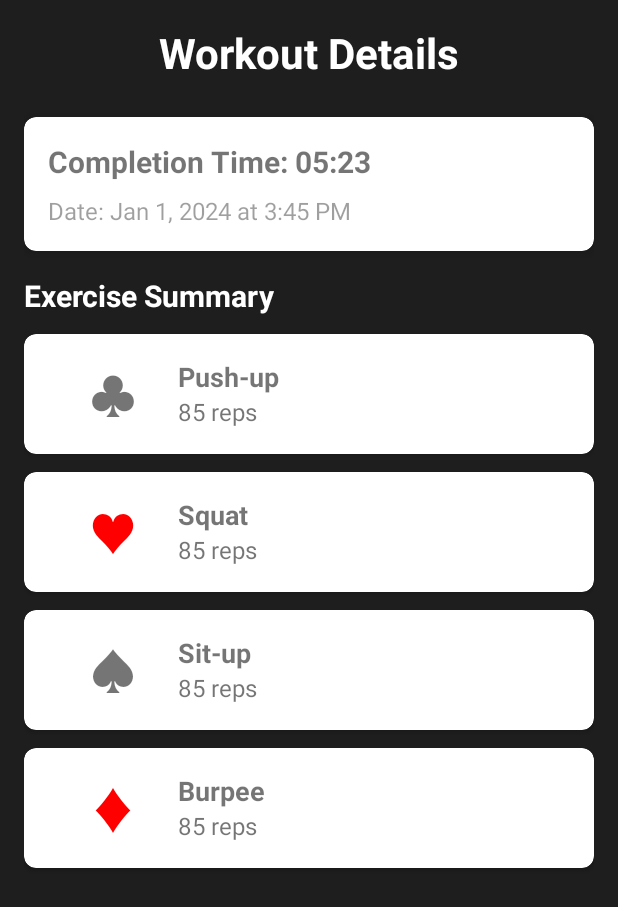
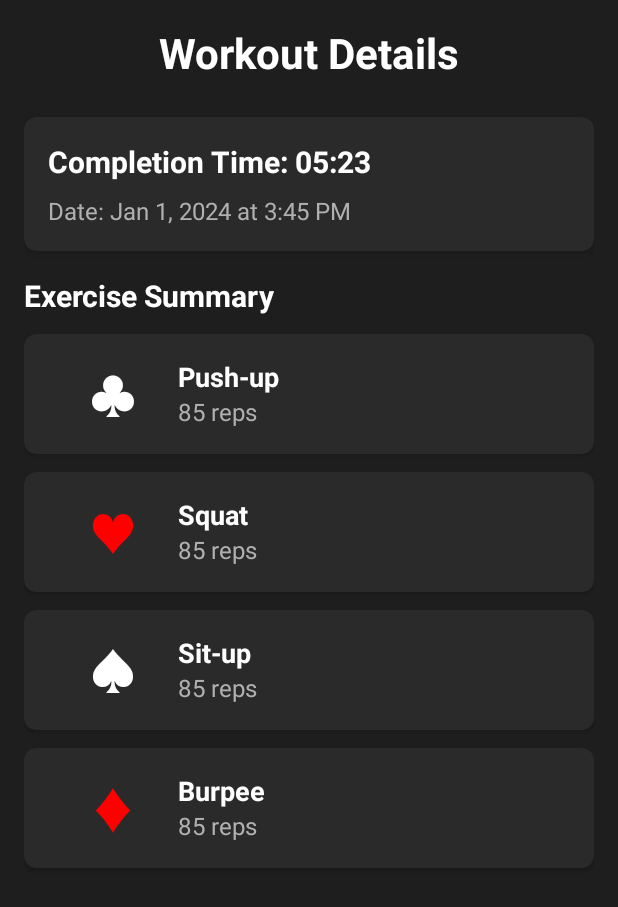
Before and after one commit to gooseyirl/gotch-bible-app, an Android app: the WorkoutDetailActivity screen opened directly, with no data from a screen before it, on a phone screen of 412 x 824 dp. Shown: the top 907 px of the screen. Run offline under Robolectric (Android 15) with nearby library versions, the phone set to English and light mode, and no system bars.

Commit message:
Fix workout detail screen theme and white countdown numbers
Applied dark theme to workout detail screen:
- Dark card backgrounds (#2A2A2A) for all cards
- White text for primary content (exercise names, times)
- Gray text for secondary content (dates, rep counts)
- Changed countdown numbers from black to white

🤖 Generated with [Claude Code](https://claude.com/claude-code)

Co-Authored-By: Claude <noreply@anthropic.com>

```diff
--- a/app/src/main/java/com/example/carddeck/MainActivity.kt
+++ b/app/src/main/java/com/example/carddeck/MainActivity.kt
@@ -171,7 +171,7 @@ class MainActivity : AppCompatActivity() {
     private fun startCountdown() {
         isCountdownRunning = true
         cardDisplay.visibility = View.VISIBLE
-        cardDisplay.setTextColor(Color.BLACK)
+        cardDisplay.setTextColor(Color.WHITE)
 
         // Remove card background/border for countdown
         cardDisplay.setBackgroundColor(Color.TRANSPARENT)
--- a/app/src/main/res/layout/activity_workout_detail.xml
+++ b/app/src/main/res/layout/activity_workout_detail.xml
@@ -26,7 +26,8 @@
             android:layout_height="wrap_content"
             android:layout_marginBottom="16dp"
             app:cardElevation="4dp"
-            app:cardCornerRadius="8dp">
+            app:cardCornerRadius="8dp"
+            app:cardBackgroundColor="#2A2A2A">
 
             <LinearLayout
                 android:layout_width="match_parent"
@@ -41,6 +42,7 @@
                     android:text="Completion Time: 05:23"
                     android:textSize="20sp"
                     android:textStyle="bold"
+                    android:textColor="@color/text_primary"
                     android:layout_marginBottom="8dp" />
 
                 <TextView
@@ -49,7 +51,7 @@
                     android:layout_height="wrap_content"
                     android:text="Date: Jan 1, 2024 at 3:45 PM"
                     android:textSize="16sp"
-                    android:alpha="0.7" />
+                    android:textColor="@color/text_secondary" />
 
             </LinearLayout>
 
@@ -69,7 +71,8 @@
             android:layout_height="wrap_content"
             android:layout_marginBottom="12dp"
             app:cardElevation="2dp"
-            app:cardCornerRadius="8dp">
+            app:cardCornerRadius="8dp"
+            app:cardBackgroundColor="#2A2A2A">
 
             <LinearLayout
                 android:layout_width="match_parent"
@@ -83,6 +86,7 @@
                     android:layout_weight="1"
                     android:text="♣"
                     android:textSize="32sp"
+                    android:textColor="@color/text_primary"
                     android:gravity="center" />
 
                 <LinearLayout
@@ -97,14 +101,16 @@
                         android:layout_height="wrap_content"
                         android:text="Push-up"
                         android:textSize="18sp"
-                        android:textStyle="bold" />
+                        android:textStyle="bold"
+                        android:textColor="@color/text_primary" />
 
                     <TextView
                         android:id="@+id/clubsRepsText"
                         android:layout_width="wrap_content"
                         android:layout_height="wrap_content"
                         android:text="85 reps"
-                        android:textSize="16sp" />
+                        android:textSize="16sp"
+                        android:textColor="@color/text_secondary" />
 
                 </LinearLayout>
 
@@ -117,7 +123,8 @@
             android:layout_height="wrap_content"
             android:layout_marginBottom="12dp"
             app:cardElevation="2dp"
-            app:cardCornerRadius="8dp">
+            app:cardCornerRadius="8dp"
+            app:cardBackgroundColor="#2A2A2A">
 
             <LinearLayout
                 android:layout_width="match_parent"
@@ -146,14 +153,16 @@
                         android:layout_height="wrap_content"
                         android:text="Squat"
                         android:textSize="18sp"
-                        android:textStyle="bold" />
+                        android:textStyle="bold"
+                        android:textColor="@color/text_primary" />
 
                     <TextView
                         android:id="@+id/heartsRepsText"
                         android:layout_width="wrap_content"
                         android:layout_height="wrap_content"
                         android:text="85 reps"
-                        android:textSize="16sp" />
+                        android:textSize="16sp"
+                        android:textColor="@color/text_secondary" />
 
                 </LinearLayout>
 
@@ -166,7 +175,8 @@
             android:layout_height="wrap_content"
             android:layout_marginBottom="12dp"
             app:cardElevation="2dp"
-            app:cardCornerRadius="8dp">
+            app:cardCornerRadius="8dp"
+            app:cardBackgroundColor="#2A2A2A">
 
             <LinearLayout
                 android:layout_width="match_parent"
@@ -180,6 +190,7 @@
                     android:layout_weight="1"
                     android:text="♠"
                     android:textSize="32sp"
+                    android:textColor="@color/text_primary"
                     android:gravity="center" />
 
                 <LinearLayout
@@ -194,14 +205,16 @@
                         android:layout_height="wrap_content"
                         android:text="Sit-up"
                         android:textSize="18sp"
-                        android:textStyle="bold" />
+                        android:textStyle="bold"
+                        android:textColor="@color/text_primary" />
 
                     <TextView
                         android:id="@+id/spadesRepsText"
                         android:layout_width="wrap_content"
                         android:layout_height="wrap_content"
                         android:text="85 reps"
-                        android:textSize="16sp" />
+                        android:textSize="16sp"
+                        android:textColor="@color/text_secondary" />
 
                 </LinearLayout>
 
@@ -214,7 +227,8 @@
             android:layout_height="wrap_content"
             android:layout_marginBottom="12dp"
             app:cardElevation="2dp"
-            app:cardCornerRadius="8dp">
+            app:cardCornerRadius="8dp"
+            app:cardBackgroundColor="#2A2A2A">
 
             <LinearLayout
                 android:layout_width="match_parent"
@@ -243,14 +257,16 @@
                         android:layout_height="wrap_content"
                         android:text="Burpee"
                         android:textSize="18sp"
-                        android:textStyle="bold" />
+                        android:textStyle="bold"
+                        android:textColor="@color/text_primary" />
 
                     <TextView
                         android:id="@+id/diamondsRepsText"
                         android:layout_width="wrap_content"
                         android:layout_height="wrap_content"
                         android:text="85 reps"
-                        android:textSize="16sp" />
+                        android:textSize="16sp"
+                        android:textColor="@color/text_secondary" />
 
                 </LinearLayout>
 
```
